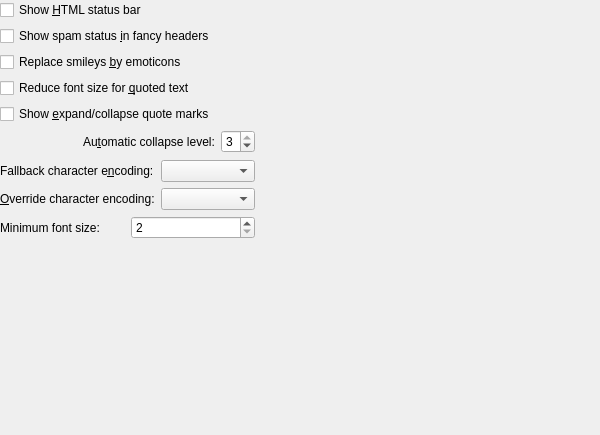
The window that messageviewer/settings.ui (KDE/kdepim) describes before a commit, drawn with Qt 5.
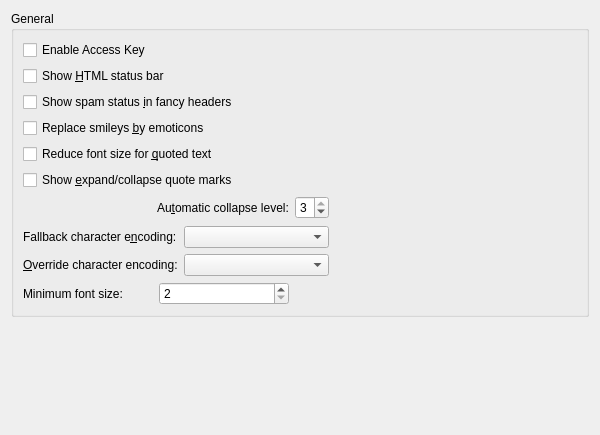
The same window after the commit. Custom widgets are drawn as their Qt base class.

Commit message: Move enable access key to messageviewer

What changed in the file:
```diff
--- a/messageviewer/settings.ui
+++ b/messageviewer/settings.ui
@@ -30,46 +30,38 @@
   <property name="windowTitle">
    <string>Viewer settings</string>
   </property>
+  <layout class="QGridLayout" name="gridLayout_3">
+   <item row="0" column="0">
+    <widget class="QGroupBox" name="groupBox">
+     <property name="title">
+      <string>General</string>
+     </property>
   <layout class="QGridLayout" name="gridLayout_2">
-   <property name="margin">
-    <number>0</number>
-   </property>
-   <item row="0" column="0" colspan="2">
-    <widget class="QCheckBox" name="kcfg_showColorBar">
+      <item row="6" column="1">
+       <widget class="QLabel" name="label">
      <property name="text">
-      <string>Show &amp;HTML status bar</string>
-     </property>
-    </widget>
-   </item>
-   <item row="1" column="0" colspan="2">
-    <widget class="QCheckBox" name="kcfg_showSpamStatus">
-     <property name="text">
-      <string>Show spam status &amp;in fancy headers</string>
+         <string>Au&amp;tomatic collapse level:</string>
+        </property>
+        <property name="buddy">
+         <cstring>kcfg_CollapseQuoteLevelSpin</cstring>
      </property>
     </widget>
    </item>
-   <item row="2" column="0" colspan="2">
-    <widget class="QCheckBox" name="kcfg_ShowEmoticons">
-     <property name="text">
-      <string>Replace smileys &amp;by emoticons</string>
-     </property>
-    </widget>
-   </item>
-   <item row="3" column="0" colspan="2">
-    <widget class="QCheckBox" name="kcfg_ShrinkQuotes">
-     <property name="text">
-      <string>Reduce font size for &amp;quoted text</string>
-     </property>
-    </widget>
-   </item>
-   <item row="4" column="0" colspan="2">
+      <item row="5" column="0" colspan="2">
     <widget class="QCheckBox" name="kcfg_ShowExpandQuotesMark">
      <property name="text">
       <string>Show &amp;expand/collapse quote marks</string>
      </property>
     </widget>
    </item>
-   <item row="5" column="0">
+      <item row="3" column="0" colspan="2">
+       <widget class="QCheckBox" name="kcfg_ShowEmoticons">
+        <property name="text">
+         <string>Replace smileys &amp;by emoticons</string>
+        </property>
+       </widget>
+      </item>
+      <item row="6" column="0">
     <spacer name="horizontalSpacer">
      <property name="orientation">
       <enum>Qt::Horizontal</enum>
@@ -85,43 +77,28 @@
      </property>
     </spacer>
    </item>
-   <item row="5" column="1">
-    <widget class="QLabel" name="label">
+      <item row="4" column="0" colspan="2">
+       <widget class="QCheckBox" name="kcfg_ShrinkQuotes">
      <property name="text">
-      <string>Au&amp;tomatic collapse level:</string>
-     </property>
-     <property name="buddy">
-      <cstring>kcfg_CollapseQuoteLevelSpin</cstring>
-     </property>
-    </widget>
-   </item>
-   <item row="5" column="2">
-    <widget class="KIntSpinBox" name="kcfg_CollapseQuoteLevelSpin">
-     <property name="minimum">
-      <number>1</number>
-     </property>
-     <property name="maximum">
-      <number>3</number>
-     </property>
-     <property name="value">
-      <number>3</number>
-     </property>
-    </widget>
-   </item>
-   <item row="5" column="3">
-    <spacer name="horizontalSpacer_2">
-     <property name="orientation">
-      <enum>Qt::Horizontal</enum>
-     </property>
-     <property name="sizeHint" stdset="0">
-      <size>
-       <width>273</width>
-       <height>24</height>
-      </size>
-     </property>
-    </spacer>
-   </item>
-   <item row="6" column="0" colspan="3">
+         <string>Reduce font size for &amp;quoted text</string>
+        </property>
+       </widget>
+      </item>
+      <item row="1" column="0" colspan="2">
+       <widget class="QCheckBox" name="kcfg_showColorBar">
+        <property name="text">
+         <string>Show &amp;HTML status bar</string>
+        </property>
+       </widget>
+      </item>
+      <item row="2" column="0" colspan="2">
+       <widget class="QCheckBox" name="kcfg_showSpamStatus">
+        <property name="text">
+         <string>Show spam status &amp;in fancy headers</string>
+        </property>
+       </widget>
+      </item>
+      <item row="7" column="0" colspan="3">
     <layout class="QGridLayout" name="gridLayout">
      <item row="0" column="0">
       <widget class="QLabel" name="label_2">
@@ -177,7 +154,33 @@
      </item>
     </layout>
    </item>
-   <item row="7" column="0" colspan="3">
+      <item row="6" column="2">
+       <widget class="KIntSpinBox" name="kcfg_CollapseQuoteLevelSpin">
+        <property name="minimum">
+         <number>1</number>
+        </property>
+        <property name="maximum">
+         <number>3</number>
+        </property>
+        <property name="value">
+         <number>3</number>
+        </property>
+       </widget>
+      </item>
+      <item row="6" column="3">
+       <spacer name="horizontalSpacer_2">
+        <property name="orientation">
+         <enum>Qt::Horizontal</enum>
+        </property>
+        <property name="sizeHint" stdset="0">
+         <size>
+          <width>40</width>
+          <height>20</height>
+         </size>
+        </property>
+       </spacer>
+      </item>
+      <item row="8" column="0" colspan="2">
     <layout class="QHBoxLayout" name="horizontalLayout">
      <item>
       <widget class="QLabel" name="label_4">
@@ -198,7 +201,17 @@
      </item>
     </layout>
    </item>
-   <item row="8" column="0">
+      <item row="0" column="0">
+       <widget class="QCheckBox" name="kcfg_AccessKeyEnabled">
+        <property name="text">
+         <string>Enable Access Key</string>
+        </property>
+       </widget>
+      </item>
+     </layout>
+    </widget>
+   </item>
+   <item row="1" column="0">
     <spacer name="verticalSpacer">
      <property name="orientation">
       <enum>Qt::Vertical</enum>
```
Lines whose indentation alone changed are shown as unchanged. The commit also changes 2 other files.
